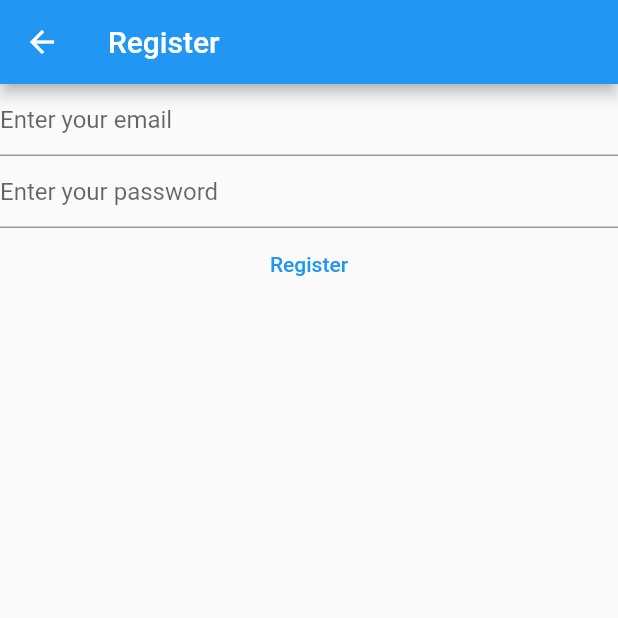
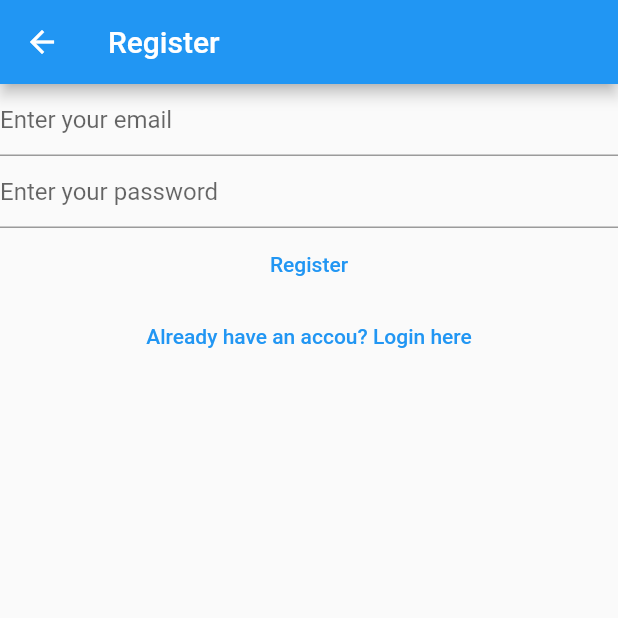
Before and after one commit to codeferreira/notest, a Flutter app: the RegisterView screen opened by its route, on a phone screen of 412 x 824 dp, the top half of it. Run offline on Flutter 3.47's test engine with Material 2 defaults, Android fonts, the phone set to English and light mode, and no system bars; our stand-ins replace firebase_auth, firebase_core, flutter_dotenv; accounts and stored records are empty; network calls fail.

Commit message:
refactor: remove future builder from login and register views

```diff
--- a/lib/views/register_view.dart
+++ b/lib/views/register_view.dart
@@ -31,51 +31,47 @@ class _RegisterViewState extends State<RegisterView> {
   @override
   Widget build(BuildContext context) {
     return Scaffold(
-      appBar: AppBar(title: const Text('Register')),
-      body: FutureBuilder(
-        future: Firebase.initializeApp(
-          options: DefaultFirebaseOptions.currentPlatform,
+      appBar: AppBar(
+        title: const Text('Register'),
       ),
-        builder: (context, snapshot) {
-          switch (snapshot.connectionState) {
-            case ConnectionState.done:
-              return Column(
+      body: Column(
         children: [
           TextField(
             controller: _email,
             enableSuggestions: false,
             autocorrect: false,
             keyboardType: TextInputType.emailAddress,
-                    decoration:
-                        const InputDecoration(hintText: 'Enter your email'),
+            decoration: const InputDecoration(hintText: 'Enter your email'),
           ),
           TextField(
             controller: _password,
             obscureText: true,
             enableSuggestions: false,
             autocorrect: false,
-                    decoration:
-                        const InputDecoration(hintText: 'Enter your password'),
+            decoration: const InputDecoration(hintText: 'Enter your password'),
           ),
           TextButton(
             onPressed: () async {
               final email = _email.text;
               final password = _password.text;
 
-                      await FirebaseAuth.instance
-                          .createUserWithEmailAndPassword(
+              await FirebaseAuth.instance.createUserWithEmailAndPassword(
                 email: email,
                 password: password,
               );
             },
             child: const Text('Register'),
           ),
+          TextButton(
+            onPressed: () {
+              Navigator.of(context).pushNamedAndRemoveUntil(
+                '/login',
+                (route) => false,
+              );
+            },
+            child: const Text('Already have an accou? Login here'),
+          )
         ],
-              );
-            default:
-              return const Text('Loading ...');
-          }
-        },
       ),
     );
   }
```
Also changed, not shown: lib/views/login_view.dart (+14 -21 lines). Lines whose indentation alone changed are shown as unchanged.
